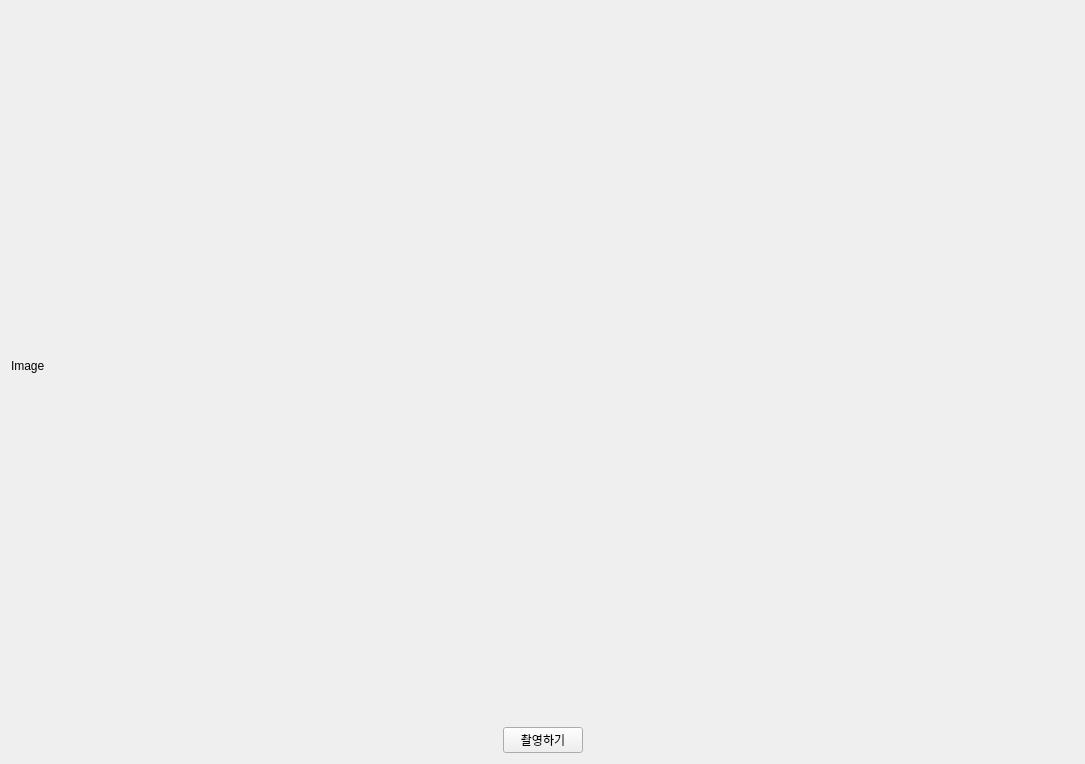
The window that puzzle/webcam_capture.ui (ghkdwjdxo99/Intel_7_openCV_project) describes before a commit, drawn with Qt 5.
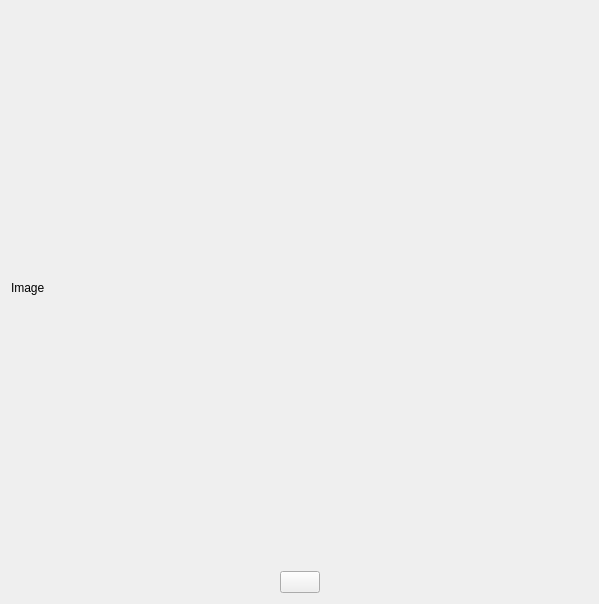
The same window after the commit. Icons and pictures are not drawn.

The edit to the form file:
```diff
--- a/puzzle/webcam_capture.ui
+++ b/puzzle/webcam_capture.ui
@@ -6,8 +6,8 @@
    <rect>
     <x>0</x>
     <y>0</y>
-    <width>1085</width>
-    <height>764</height>
+    <width>599</width>
+    <height>604</height>
    </rect>
   </property>
   <property name="windowTitle">
@@ -45,7 +45,17 @@
        <item>
         <widget class="QPushButton" name="capture_btn">
          <property name="text">
-          <string>촬영하기</string>
+          <string/>
+         </property>
+         <property name="icon">
+          <iconset>
+           <normaloff>images/camera.png</normaloff>images/camera.png</iconset>
+         </property>
+         <property name="iconSize">
+          <size>
+           <width>100</width>
+           <height>100</height>
+          </size>
          </property>
         </widget>
        </item>
```
